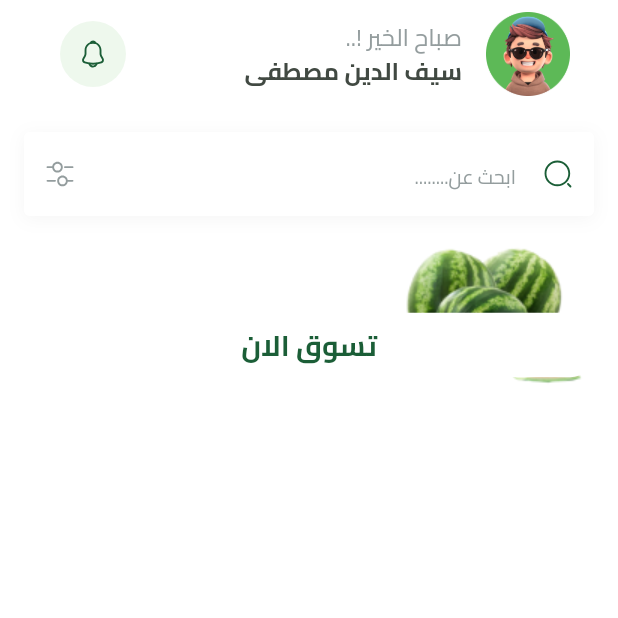
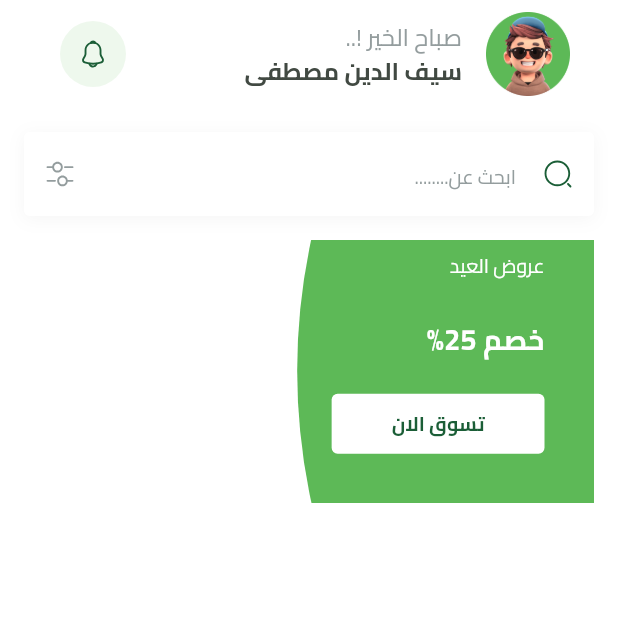
Before and after one commit to seifmoustafa/Fruit-Hub, a Flutter app: the HomeView screen opened by its route, on a phone screen of 412 x 824 dp, the top half of it. Run offline on Flutter 3.47's test engine with Material 3 defaults, Android fonts, the phone set to English and light mode, and no system bars; our stand-ins replace bloc, cloud_firestore, dartz, dots_indicator, firebase_auth, firebase_core and 9 more; missing offline and left inert: animated_snack_bar, flutter_facebook_auth; accounts and stored records are empty.

Commit message:
Refactor FeaturedItem and FeaturedItemButton widgets for improved layout and styling; integrate flutter_svg_provider for SVG support

```diff
--- a/lib/features/home/presentation/views/widgets/featured_item.dart
+++ b/lib/features/home/presentation/views/widgets/featured_item.dart
@@ -1,7 +1,7 @@
 import 'package:flutter/material.dart';
-import 'package:flutter_svg/flutter_svg.dart';
 import 'package:fruit_hub/core/utils/app_images.dart';
 import 'package:fruit_hub/core/utils/app_text_styles.dart';
+import 'package:flutter_svg_provider/flutter_svg_provider.dart' as svg;
 import 'package:fruit_hub/features/home/presentation/views/widgets/featured_item_button.dart';
 
 class FeaturedItem extends StatelessWidget {
@@ -9,23 +9,54 @@ class FeaturedItem extends StatelessWidget {
 
   @override
   Widget build(BuildContext context) {
-    return Stack(
+    var itemWidth = MediaQuery.sizeOf(context).width;
+    return SizedBox(
+      width: itemWidth,
+      child: AspectRatio(
+        aspectRatio: 342 / 158,
+        child: Stack(
           children: [
             Image.asset(Assets.imagesWatermelonTest),
             Container(
-          child: Column(children: [
+              width: itemWidth * .5,
+              decoration: const BoxDecoration(
+                image: DecorationImage(
+                    image: svg.Svg(Assets.imagesFeaturedItemBackground),
+                    fit: BoxFit.fill),
+              ),
+              child: Padding(
+                padding: const EdgeInsets.only(right: 33.0),
+                child: Column(
+                  crossAxisAlignment: CrossAxisAlignment.start,
+                  spacing: 8,
+                  children: [
+                    const SizedBox(
+                      height: 0,
+                    ),
                     Text('عروض العيد',
-                style: TextStyles.regular13.copyWith(color: Colors.white)),
+                        style:
+                            TextStyles.regular13.copyWith(color: Colors.white)),
+                    const Spacer(),
                     Text(
                       'خصم 25%',
                       style: TextStyles.bold19.copyWith(color: Colors.white),
                     ),
+                    const SizedBox(
+                      height: 11 - 8,
+                    ),
                     FeaturedItemButton(
                       onPressed: () {},
+                    ),
+                    const SizedBox(
+                      height: 29 - 8,
                     )
-          ]),
+                  ],
+                ),
+              ),
             ),
           ],
+        ),
+      ),
     );
   }
 }
--- a/lib/features/home/presentation/views/widgets/featured_item_button.dart
+++ b/lib/features/home/presentation/views/widgets/featured_item_button.dart
@@ -8,16 +8,23 @@ class FeaturedItemButton extends StatelessWidget {
   @override
   Widget build(BuildContext context) {
     return SizedBox(
-      width: double.infinity,
       child: TextButton(
           style: TextButton.styleFrom(
-              backgroundColor: Colors.white,
-              shape: RoundedRectangleBorder(
-                  borderRadius: BorderRadius.circular(16))),
+            backgroundColor: Colors.white,
+            shape: RoundedRectangleBorder(
+              borderRadius: BorderRadius.circular(4),
+            ),
+          ),
           onPressed: onPressed,
-          child: Text(
-            'تسوق الان',
-            style: TextStyles.bold19.copyWith(color: AppColors.primaryColor),
+          child: Padding(
+            padding: const EdgeInsets.symmetric(horizontal: 28),
+            child: FittedBox(
+              child: Text(
+                'تسوق الان',
+                style:
+                    TextStyles.bold13.copyWith(color: AppColors.primaryColor),
+              ),
+            ),
           )),
     );
   }
--- a/pubspec.yaml
+++ b/pubspec.yaml
@@ -45,6 +45,7 @@ dependencies:
   flutter_localizations:
     sdk: flutter
   flutter_svg: ^2.0.16
+  flutter_svg_provider: ^1.0.7
   get_it: ^8.0.3
   google_sign_in: ^6.2.2
   meta: ^1.15.0
```
Also changed, not shown: pubspec.lock. Lines whose indentation alone changed are shown as unchanged.
